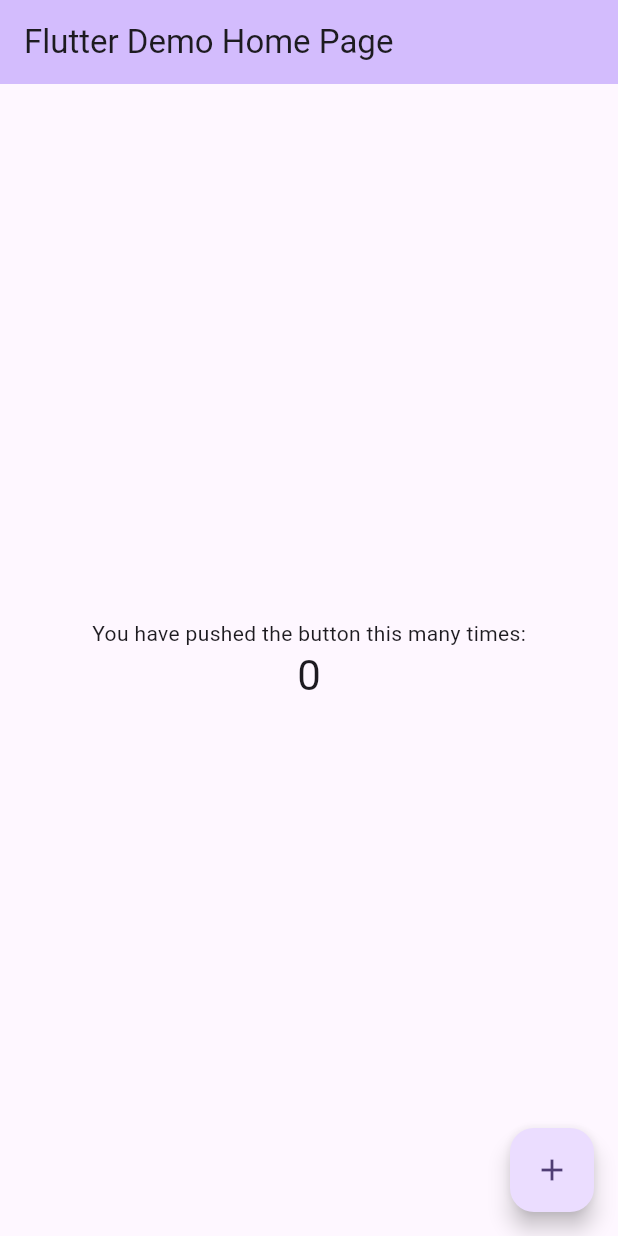
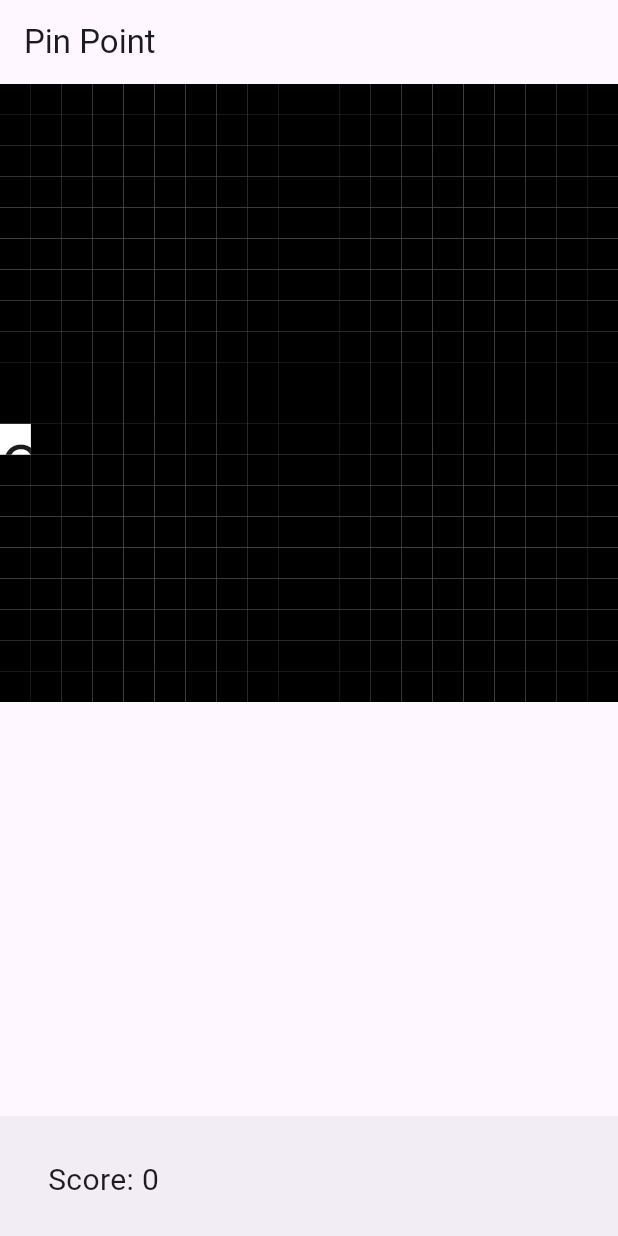
Before and after one commit to GosuCode/Pin_Point, a Flutter app: the screen it shows after launch, on a phone screen of 412 x 824 dp. Run offline on Flutter 3.47's test engine with Material 3 defaults, Android fonts, the phone set to English and light mode, and no system bars.

Commit message:
yeah boi

```diff
--- /dev/null
+++ b/lib/dots.dart
@@ -0,0 +1,107 @@
+import 'dart:async';
+import 'dart:math';
+
+import 'package:flutter/material.dart';
+
+class DotsProps{
+  bool isVisible = false;
+  int score = 0;
+}
+
+class Dots extends StatefulWidget {
+  const Dots({super.key});
+
+  @override
+  State<Dots> createState() => _Dotstate();
+}
+
+class _Dotstate extends State<Dots> {
+
+  List<DotsProps> dots = List.generate(400, (index) => DotsProps());
+  int score = 0;
+  late Timer dotsTimer;
+
+  @override
+  void initState() {
+    super.initState();
+    startGame();
+  }
+
+  void startGame() {
+    dotsTimer = Timer.periodic(Duration(milliseconds: 1000), (timer) {
+      hideAllDots();
+      showRandomDots();
+     });
+  }
+
+  void hideAllDots() {
+    setState(() {
+      dots.forEach((dot) {dot.isVisible = false;});
+    });
+  }
+
+  void showRandomDots() {
+    Random random = Random();
+    int randomIndex = random.nextInt(dots.length);
+    setState(() {
+      dots[randomIndex].isVisible = true;
+    });
+  }
+
+  void onTapDot(int index) {
+    if(dots[index].isVisible){
+      setState(() {
+        dots[index].isVisible = false;
+        score++;
+      });
+    }
+  }
+
+  @override
+  void dispose() {
+    dotsTimer.cancel();
+    super.dispose();
+  }
+
+  @override
+  Widget build(BuildContext context) {
+    return Scaffold(
+      appBar: AppBar(
+        title: Text('Pin Point'),
+      ),
+      body: GridView.builder(
+        gridDelegate: SliverGridDelegateWithFixedCrossAxisCount(
+          crossAxisCount: 20,
+        ),
+        itemCount: dots.length,
+        itemBuilder: (context, index) {
+          return GestureDetector(
+            onTap: () => onTapDot(index),
+            child: Container(
+              color: dots[index].isVisible ? Colors.white : Colors.black,
+              child: Center(
+                child: Text(
+                  dots[index].isVisible ? 'O' : '',
+                  style: TextStyle(fontSize: 40),
+                ),
+              ),
+            ),
+          );
+        },
+      ),
+      bottomNavigationBar: BottomAppBar(
+        child: Padding(
+          padding: const EdgeInsets.all(16.0),
+          child: Text(
+            'Score: $score',
+            style: TextStyle(fontSize: 20),
+          ),
+        ),
+      ),
+    );
+  }
+}
+
+//when reaches 10 points speed up by 0.1 sec, change upto 20 points
+//when crosses 20 points also show 'X' and when it's pressed game over.
+//when crosses 30 points make it snake game
--- a/lib/main.dart
+++ b/lib/main.dart
@@ -1,4 +1,5 @@
 import 'package:flutter/material.dart';
+import 'package:pin_point/dots.dart';
 
 void main() {
   runApp(const MyApp());
@@ -13,113 +14,10 @@
     return MaterialApp(
       title: 'Flutter Demo',
       theme: ThemeData(
-        // This is the theme of your application.
-        //
-        // TRY THIS: Try running your application with "flutter run". You'll see
-        // the application has a purple toolbar. Then, without quitting the app,
-        // try changing the seedColor in the colorScheme below to Colors.green
-        // and then invoke "hot reload" (save your changes or press the "hot
-        // reload" button in a Flutter-supported IDE, or press "r" if you used
-        // the command line to start the app).
-        //
-        // Notice that the counter didn't reset back to zero; the application
-        // state is not lost during the reload. To reset the state, use hot
-        // restart instead.
-        //
-        // This works for code too, not just values: Most code changes can be
-        // tested with just a hot reload.
         colorScheme: ColorScheme.fromSeed(seedColor: Colors.deepPurple),
         useMaterial3: true,
       ),
-      home: const MyHomePage(title: 'Flutter Demo Home Page'),
+      home: const Dots(),
     );
   }
 }
-
-class MyHomePage extends StatefulWidget {
-  const MyHomePage({super.key, required this.title});
-
-  // This widget is the home page of your application. It is stateful, meaning
-  // that it has a State object (defined below) that contains fields that affect
-  // how it looks.
-
-  // This class is the configuration for the state. It holds the values (in this
-  // case the title) provided by the parent (in this case the App widget) and
-  // used by the build method of the State. Fields in a Widget subclass are
-  // always marked "final".
-
-  final String title;
-
-  @override
-  State<MyHomePage> createState() => _MyHomePageState();
-}
-
-class _MyHomePageState extends State<MyHomePage> {
-  int _counter = 0;
-
-  void _incrementCounter() {
-    setState(() {
-      // This call to setState tells the Flutter framework that something has
-      // changed in this State, which causes it to rerun the build method below
-      // so that the display can reflect the updated values. If we changed
-      // _counter without calling setState(), then the build method would not be
-      // called again, and so nothing would appear to happen.
-      _counter++;
-    });
-  }
-
-  @override
-  Widget build(BuildContext context) {
-    // This method is rerun every time setState is called, for instance as done
-    // by the _incrementCounter method above.
-    //
-    // The Flutter framework has been optimized to make rerunning build methods
-    // fast, so that you can just rebuild anything that needs updating rather
-    // than having to individually change instances of widgets.
-    return Scaffold(
-      appBar: AppBar(
-        // TRY THIS: Try changing the color here to a specific color (to
-        // Colors.amber, perhaps?) and trigger a hot reload to see the AppBar
-        // change color while the other colors stay the same.
-        backgroundColor: Theme.of(context).colorScheme.inversePrimary,
-        // Here we take the value from the MyHomePage object that was created by
-        // the App.build method, and use it to set our appbar title.
-        title: Text(widget.title),
-      ),
-      body: Center(
-        // Center is a layout widget. It takes a single child and positions it
-        // in the middle of the parent.
-        child: Column(
-          // Column is also a layout widget. It takes a list of children and
-          // arranges them vertically. By default, it sizes itself to fit its
-          // children horizontally, and tries to be as tall as its parent.
-          //
-          // Column has various properties to control how it sizes itself and
-          // how it positions its children. Here we use mainAxisAlignment to
-          // center the children vertically; the main axis here is the vertical
-          // axis because Columns are vertical (the cross axis would be
-          // horizontal).
-          //
-          // TRY THIS: Invoke "debug painting" (choose the "Toggle Debug Paint"
-          // action in the IDE, or press "p" in the console), to see the
-          // wireframe for each widget.
-          mainAxisAlignment: MainAxisAlignment.center,
-          children: <Widget>[
-            const Text(
-              'You have pushed the button this many times:',
-            ),
-            Text(
-              '$_counter',
-              style: Theme.of(context).textTheme.headlineMedium,
-            ),
-          ],
-        ),
-      ),
-      floatingActionButton: FloatingActionButton(
-        onPressed: _incrementCounter,
-        tooltip: 'Increment',
-        child: const Icon(Icons.add),
-      ), // This trailing comma makes auto-formatting nicer for build methods.
-    );
-  }
-}
```
